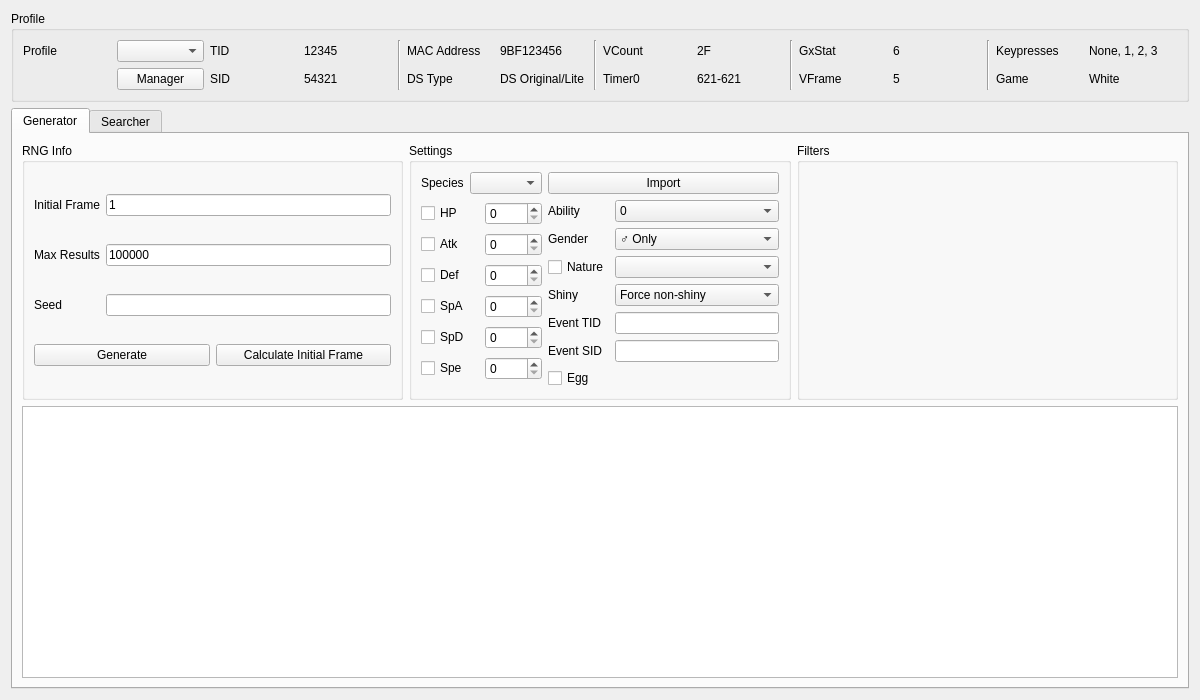
Admiral-Fish/PokeFinder, file Forms/Gen5/Event5.ui: the form before one commit.
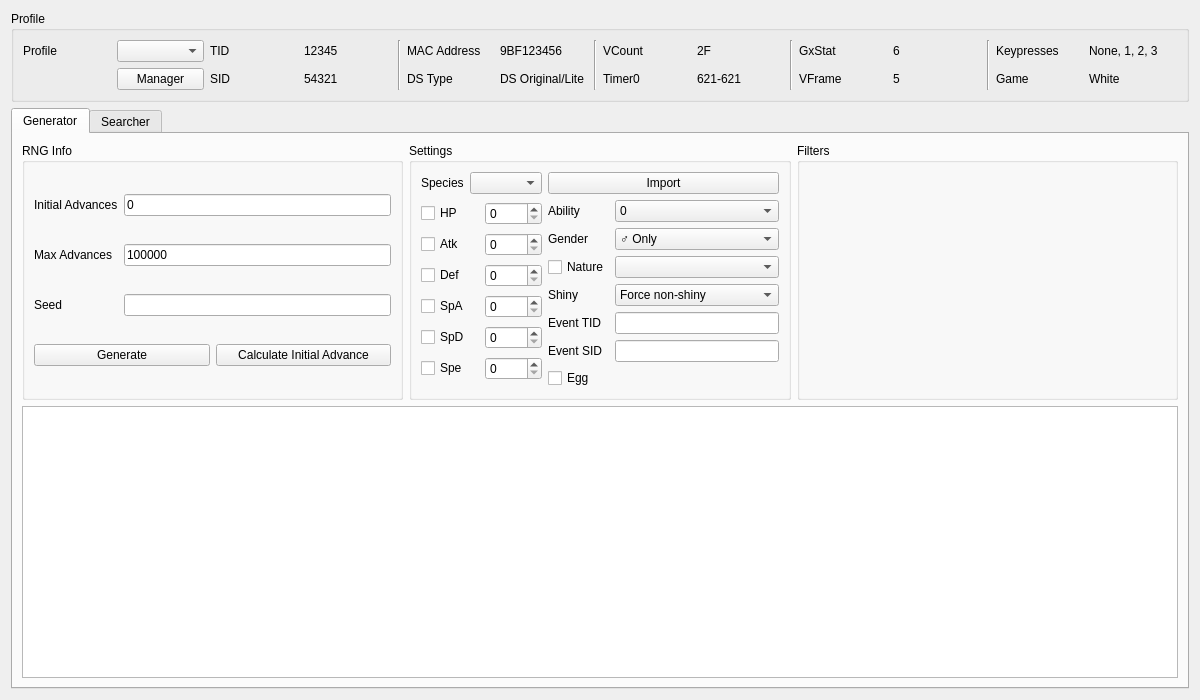
The form after the commit. Custom widgets are drawn as their Qt base class.

Commit message: Rename frame to advance, and start from advance 0 (closes #108) (#113)

Patch:
```diff
--- a/Forms/Gen5/Event5.ui
+++ b/Forms/Gen5/Event5.ui
@@ -230,7 +230,7 @@
           <item row="0" column="0">
            <widget class="QLabel" name="labelGeneratorInitialFrame">
             <property name="text">
-             <string>Initial Frame</string>
+             <string>Initial Advances</string>
             </property>
            </widget>
           </item>
@@ -240,14 +240,14 @@
              <string/>
             </property>
             <property name="text">
-             <string notr="true">1</string>
+             <string notr="true">0</string>
             </property>
            </widget>
           </item>
           <item row="1" column="0">
            <widget class="QLabel" name="labelGeneratorMaxResults">
             <property name="text">
-             <string>Max Results</string>
+             <string>Max Advances</string>
             </property>
            </widget>
           </item>
@@ -308,7 +308,7 @@
             <item>
              <widget class="QPushButton" name="pushButtonCalculateInitialFrame">
               <property name="text">
-               <string>Calculate Initial Frame</string>
+               <string>Calculate Initial Advance</string>
               </property>
              </widget>
             </item>
```
Left out of the diff: 16 changed lines with no effect on the pictures. The commit also changes 271 other files.
